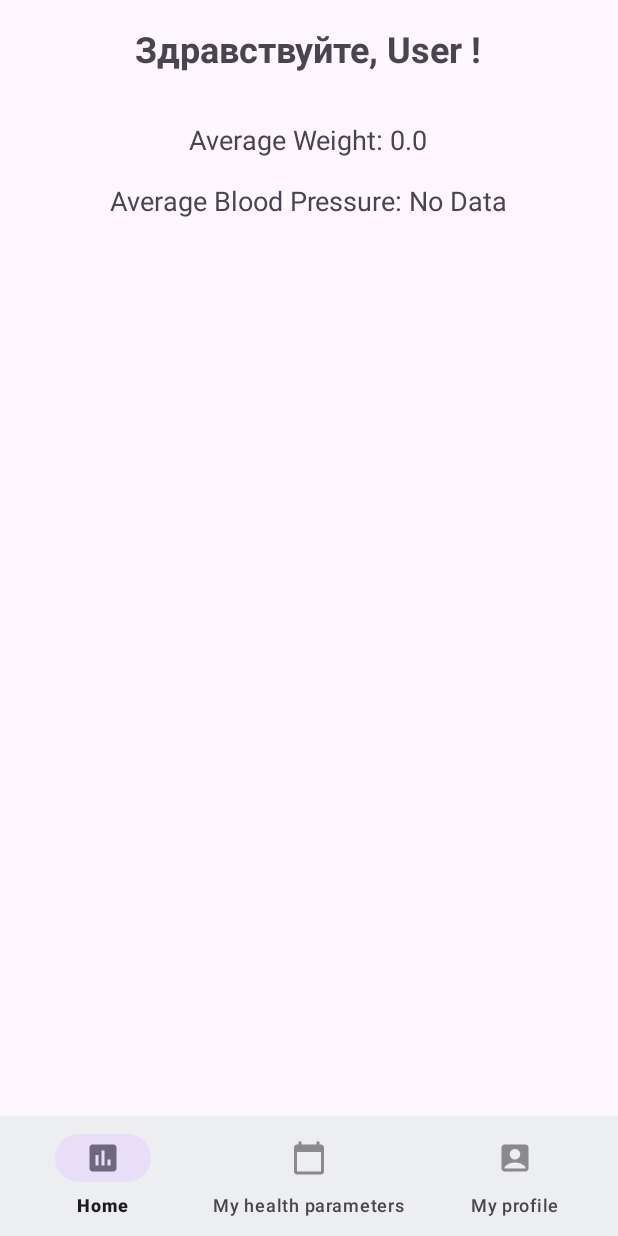
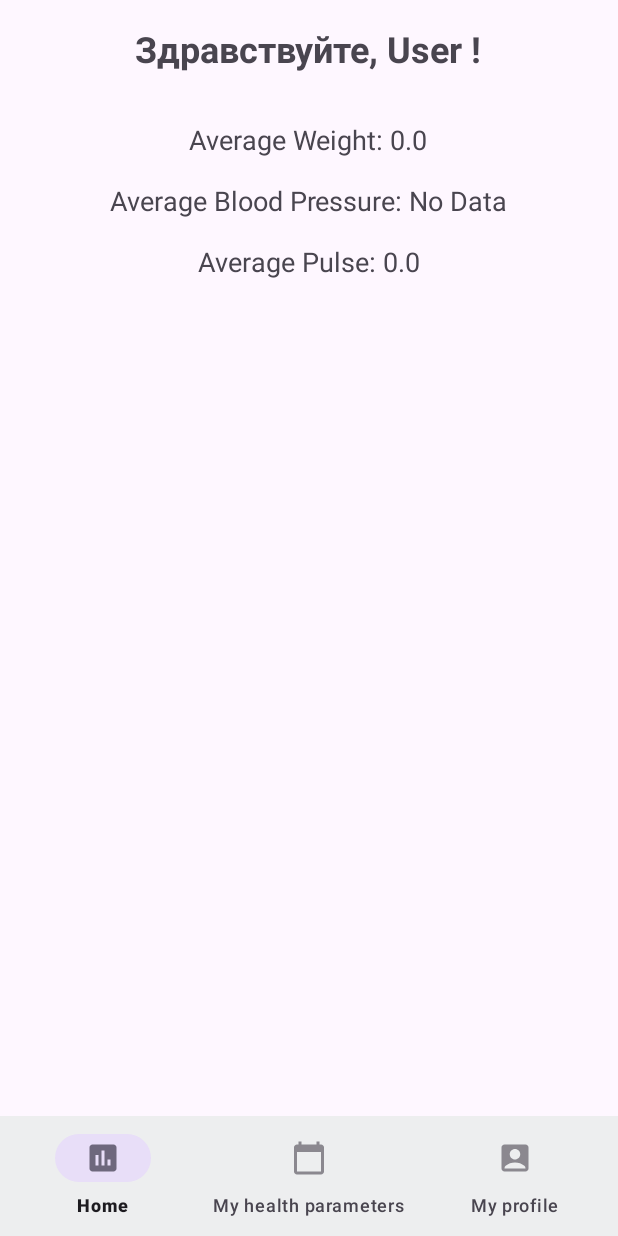
Before and after one commit to Suzumin01/cursach_s4, an Android app: the screen it shows after launch (MainActivity), on a phone screen of 412 x 824 dp. Run offline under Robolectric (Android 15) with nearby library versions, the light colour scheme and no system bars.

Commit message:
убран рост, добавлен параметр "средний пульс", добавлены обработки исключений ввода данных

```diff
--- a/app/src/main/java/com/example/mhhp/DatabaseHelper.java
+++ b/app/src/main/java/com/example/mhhp/DatabaseHelper.java
@@ -15,7 +15,6 @@ public class DatabaseHelper extends SQLiteOpenHelper {
     public static final String TABLE_NAME = "health_data";
     public static final String COLUMN_ID = "id";
     public static final String COLUMN_WEIGHT = "weight";
-    public static final String COLUMN_HEIGHT = "height";
     public static final String COLUMN_BLOOD_PRESSURE = "blood_pressure";
     public static final String COLUMN_PULSE = "pulse";
 
@@ -28,7 +27,6 @@ public class DatabaseHelper extends SQLiteOpenHelper {
         String query = "CREATE TABLE " + TABLE_NAME + " (" +
                 COLUMN_ID + " INTEGER PRIMARY KEY AUTOINCREMENT, " +
                 COLUMN_WEIGHT + " REAL, " +
-                COLUMN_HEIGHT + " REAL, " +
                 COLUMN_BLOOD_PRESSURE + " TEXT, " +
                 COLUMN_PULSE + " TEXT)";
 
@@ -41,11 +39,10 @@ public class DatabaseHelper extends SQLiteOpenHelper {
         onCreate(db);
     }
 
-    public boolean addHealthData(double weight, double height, String bloodPressure, String pulse) {
+    public boolean addHealthData(double weight, String bloodPressure, String pulse) {
         SQLiteDatabase db = this.getWritableDatabase();
         ContentValues values = new ContentValues();
         values.put(COLUMN_WEIGHT, weight);
-        values.put(COLUMN_HEIGHT, height);
         values.put(COLUMN_BLOOD_PRESSURE, bloodPressure);
         values.put(COLUMN_PULSE, pulse);
         long result = db.insert(TABLE_NAME, null, values);
@@ -89,6 +86,19 @@ public class DatabaseHelper extends SQLiteOpenHelper {
 
         return averageSystolic + "/" + averageDiastolic;
     }
+
+    public double getAveragePulse() {
+        SQLiteDatabase db = this.getReadableDatabase();
+        Cursor cursor = db.rawQuery("SELECT AVG(" + COLUMN_PULSE + ") FROM " + TABLE_NAME, null);
+        double averagePulse = 0;
+        if (cursor.moveToFirst()) {
+            averagePulse = cursor.getDouble(0);
+        }
+        cursor.close();
+        // Округляем до одного знака после запятой
+        return Math.round(averagePulse * 10.0) / 10.0;
+    }
+
     public void clearDatabase() {
         SQLiteDatabase db = this.getWritableDatabase();
         db.delete(TABLE_NAME, null, null);
--- a/app/src/main/java/com/example/mhhp/HomeFragment.java
+++ b/app/src/main/java/com/example/mhhp/HomeFragment.java
@@ -13,7 +13,7 @@ import android.widget.TextView;
 
 public class HomeFragment extends Fragment {
 
-    private TextView greetingTextView, averageWeightTextView, averageBloodPressureTextView;
+    private TextView greetingTextView, averageWeightTextView, averageBloodPressureTextView, averagePulseTextView;
     private DatabaseHelper databaseHelper;
 
     @Nullable
@@ -24,6 +24,7 @@ public class HomeFragment extends Fragment {
         greetingTextView = view.findViewById(R.id.greetingTextView);
         averageWeightTextView = view.findViewById(R.id.averageWeightTextView);
         averageBloodPressureTextView = view.findViewById(R.id.averageBloodPressureTextView);
+        averagePulseTextView = view.findViewById(R.id.averagePulseTextView);
         databaseHelper = new DatabaseHelper(getActivity());
 
         // Загрузка имени и отчества пользователя из SharedPreferences
@@ -35,9 +36,11 @@ public class HomeFragment extends Fragment {
         // Вычисление и отображение средних показателей
         double averageWeight = databaseHelper.getAverageWeight();
         String averageBloodPressure = databaseHelper.getAverageBloodPressure();
+        double averagePulse = databaseHelper.getAveragePulse();
 
         averageWeightTextView.setText("Average Weight: " + averageWeight);
         averageBloodPressureTextView.setText("Average Blood Pressure: " + averageBloodPressure);
+        averagePulseTextView.setText("Average Pulse: " + averagePulse);
 
         return view;
     }
--- a/app/src/main/res/layout/fragment_health_parameters.xml
+++ b/app/src/main/res/layout/fragment_health_parameters.xml
@@ -10,12 +10,6 @@
         android:layout_width="match_parent"
         android:layout_height="wrap_content"
         android:hint="Weight" />
-
-    <EditText
-        android:id="@+id/heightInput"
-        android:layout_width="match_parent"
-        android:layout_height="wrap_content"
-        android:hint="Height" />
 
     <EditText
         android:id="@+id/bloodPressureInput"
--- a/app/src/main/res/layout/fragment_home.xml
+++ b/app/src/main/res/layout/fragment_home.xml
@@ -34,4 +34,14 @@
         android:layout_centerHorizontal="true"
         android:layout_marginTop="16dp"/>
 
+    <TextView
+        android:id="@+id/averagePulseTextView"
+        android:layout_width="wrap_content"
+        android:layout_height="wrap_content"
+        android:text="Average Pulse: "
+        android:textSize="18sp"
+        android:layout_below="@id/averageBloodPressureTextView"
+        android:layout_centerHorizontal="true"
+        android:layout_marginTop="16dp"/>
+
 </RelativeLayout>
--- a/app/src/main/res/layout/fragment_profile.xml
+++ b/app/src/main/res/layout/fragment_profile.xml
@@ -22,4 +22,5 @@
         android:layout_width="wrap_content"
         android:layout_height="wrap_content"
         android:text="Save Profile" />
+
 </LinearLayout>
```
Also changed, not shown: app/src/main/java/com/example/mhhp/HealthParametersFragment.java (+35 -11 lines).
